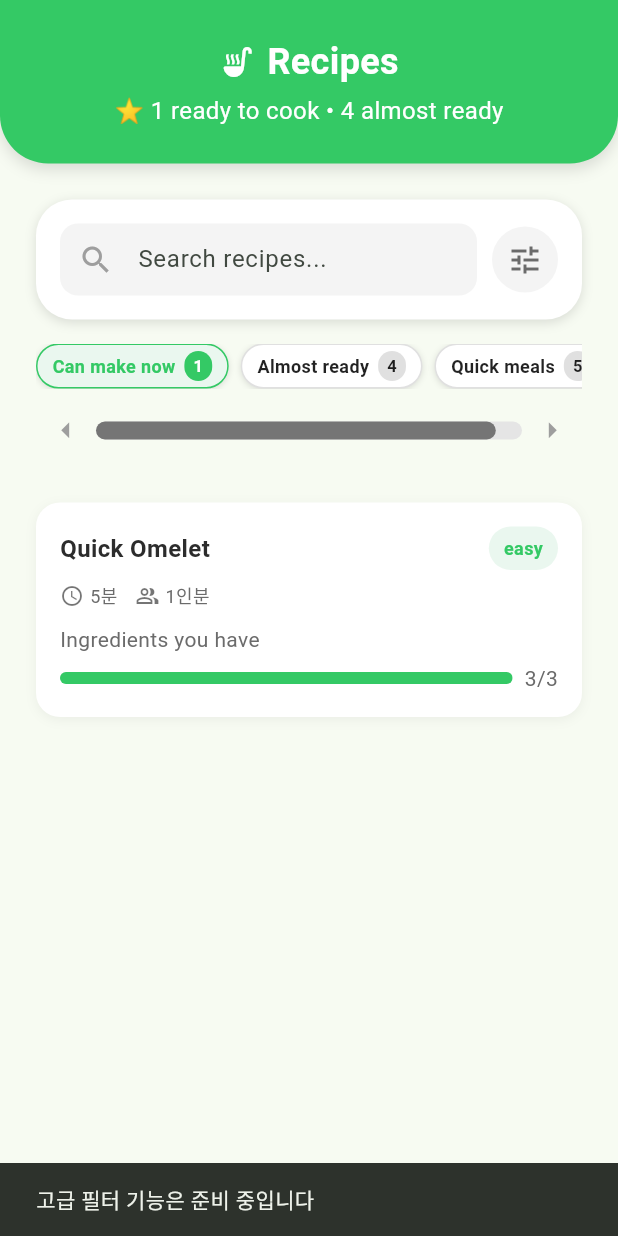
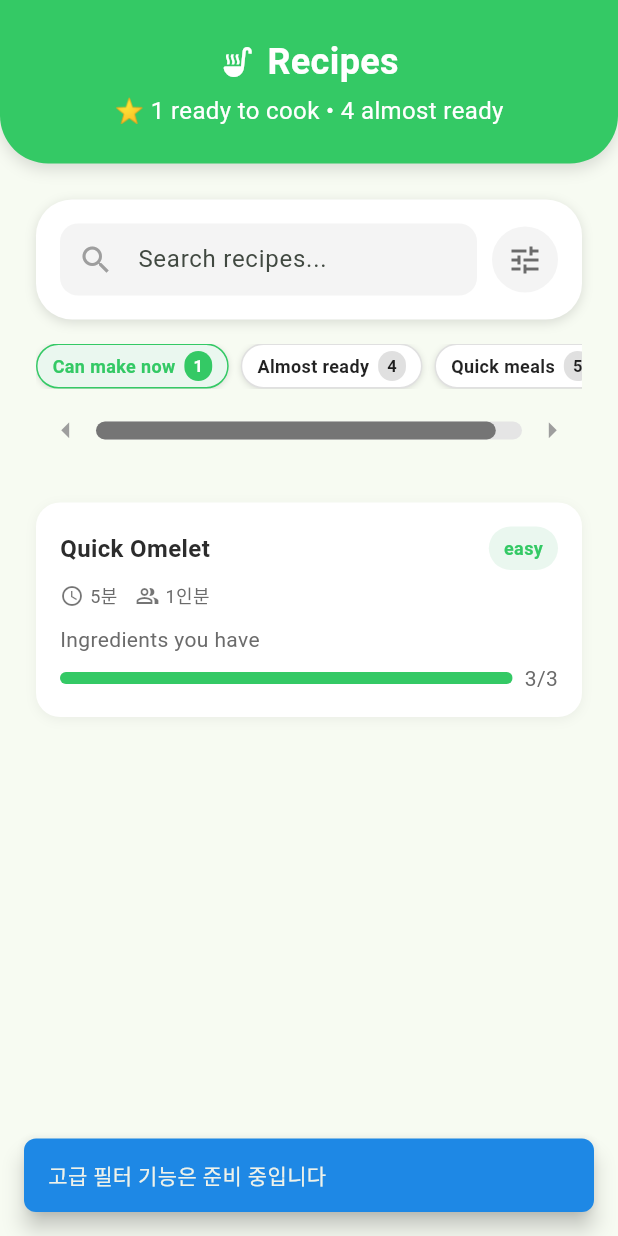
Before and after one commit to wmfrjdna630/TGthon, a Flutter app: the RecipesPage widget shown alone on an empty page, opened directly, after a tap on the "tune" icon, on a phone screen of 412 x 824 dp. Run offline on Flutter 3.47's test engine with Material 3 defaults, Android fonts, the phone set to English and light mode, and no system bars; our stand-ins replace firebase_auth, firebase_core; accounts and stored records are empty; network calls fail.

Commit message:
알림 기능 개선
a 메시지 표시 중 b 버튼 클릭 시 즉시 교체 및 다른 페이지로 이동 시 메시지 자동 제거

```diff
--- a/lib/screens/recipes/recipes_page.dart
+++ b/lib/screens/recipes/recipes_page.dart
@@ -101,6 +101,8 @@ class _RecipesPageState extends State<RecipesPage> {
 
   @override
   void dispose() {
+    // 페이지 종료 시 모든 SnackBar 제거
+    _clearAllSnackBars();
     _searchController.dispose();
     _focusNode.dispose();
     _chipController.dispose();
@@ -343,19 +345,54 @@ class _RecipesPageState extends State<RecipesPage> {
     _showInfoSnackBar('${recipe.title} 상세보기');
   }
 
-  // ========== 스낵바 헬퍼들 ==========
+  // ========== 개선된 스낵바 헬퍼들 ==========
 
-  /// 오류 스낵바
-  void _showErrorSnackBar(String message) {
+  /// 모든 SnackBar를 즉시 제거하는 메서드
+  void _clearAllSnackBars() {
+    if (mounted) {
+      ScaffoldMessenger.of(context).clearSnackBars();
+    }
+  }
+
+  /// 기존 SnackBar 제거 후 새 SnackBar 표시하는 공통 메서드
+  void _showSnackBar({
+    required String message,
+    required Color backgroundColor,
+    Duration duration = const Duration(milliseconds: 1500), // 기본 1.5초로 단축
+  }) {
+    if (!mounted) return;
+
+    // 기존 SnackBar를 즉시 제거
+    _clearAllSnackBars();
+
+    // 새 SnackBar 표시
     ScaffoldMessenger.of(context).showSnackBar(
-      SnackBar(content: Text(message), backgroundColor: Colors.red),
+      SnackBar(
+        content: Text(message),
+        backgroundColor: backgroundColor,
+        duration: duration,
+        behavior: SnackBarBehavior.floating, // 플로팅 스타일로 더 빠른 반응성
+        margin: const EdgeInsets.all(16),
+        shape: RoundedRectangleBorder(borderRadius: BorderRadius.circular(8)),
+      ),
     );
   }
 
-  /// 정보 스낵바
+  /// 오류 스낵바 (개선됨)
+  void _showErrorSnackBar(String message) {
+    _showSnackBar(
+      message: message,
+      backgroundColor: Colors.red,
+      duration: const Duration(milliseconds: 2000), // 오류 메시지는 조금 더 길게
+    );
+  }
+
+  /// 정보 스낵바 (개선됨)
   void _showInfoSnackBar(String message) {
-    ScaffoldMessenger.of(
-      context,
-    ).showSnackBar(SnackBar(content: Text(message)));
+    _showSnackBar(
+      message: message,
+      backgroundColor: Colors.blue.shade600,
+      duration: const Duration(milliseconds: 1500), // 정보 메시지는 기본 길이
+    );
   }
 }
```
Also changed, not shown: lib/screens/fridge/fridge_page.dart (+52 -11 lines), lib/screens/todo/todo_page.dart (+47 -8 lines).
